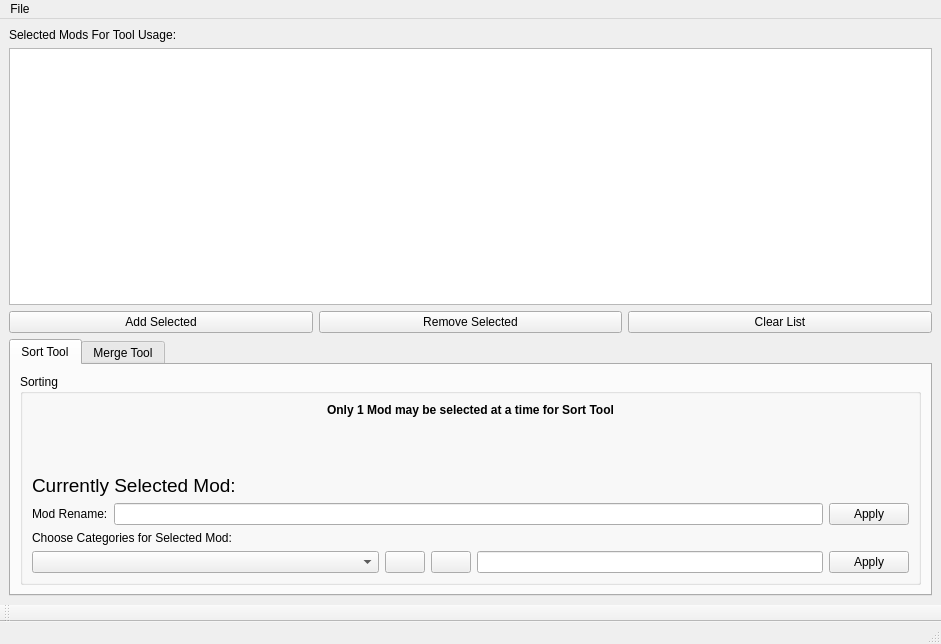
Qt form main.ui (squeezylt/agm-qt) before a commit.
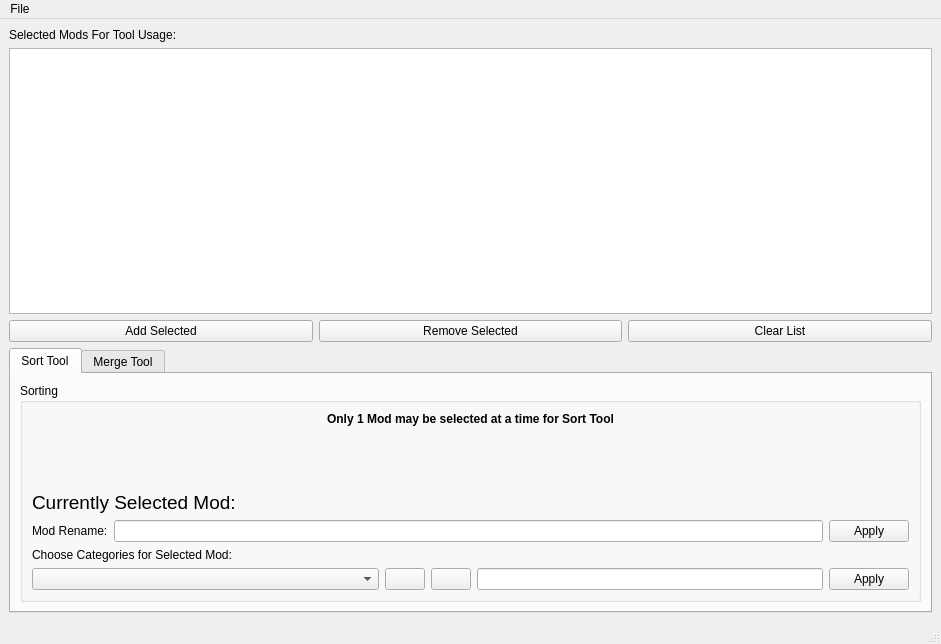
The same form after that commit. Icons and pictures are not drawn.

Commit message: remove unused toolbar for now

What changed in the file:
```diff
--- a/main.ui
+++ b/main.ui
@@ -174,7 +174,6 @@
               <widget class="QLabel" name="label_4">
                <property name="font">
                 <font>
-                 <weight>75</weight>
                  <bold>true</bold>
                 </font>
                </property>
@@ -265,17 +264,6 @@
    <addaction name="menuFile"/>
   </widget>
   <widget class="QStatusBar" name="statusbar"/>
-  <widget class="QToolBar" name="toolBar">
-   <property name="windowTitle">
-    <string>toolBar</string>
-   </property>
-   <attribute name="toolBarArea">
-    <enum>BottomToolBarArea</enum>
-   </attribute>
-   <attribute name="toolBarBreak">
-    <bool>false</bool>
-   </attribute>
-  </widget>
   <action name="actionLoad_Mod_Dir">
    <property name="text">
     <string>Load Mod Dir...</string>
```
Left out of the diff: 2 changed lines with no effect on the pictures.
